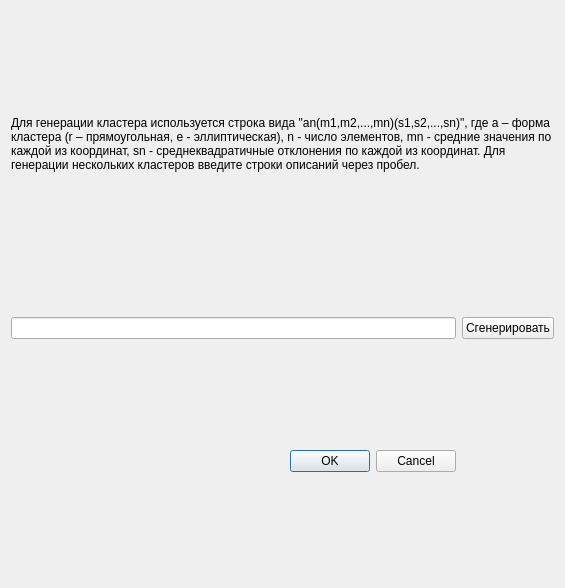
First picture: the form in Generator/generator_dialog.ui, repository msmirnov91/pacs, before the edit.
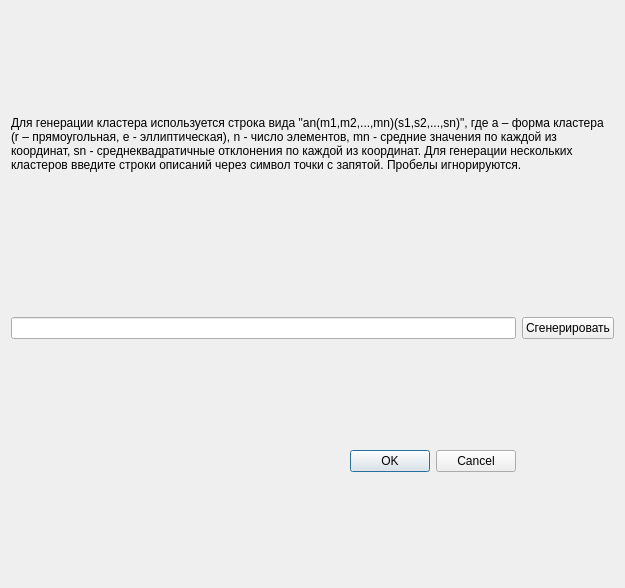
Second picture: the form after the edit.

```diff
--- a/Generator/generator_dialog.ui
+++ b/Generator/generator_dialog.ui
@@ -6,7 +6,7 @@
    <rect>
     <x>0</x>
     <y>0</y>
-    <width>565</width>
+    <width>625</width>
     <height>588</height>
    </rect>
   </property>
@@ -46,7 +46,7 @@
       </size>
      </property>
      <property name="text">
-      <string>Для генерации кластера используется строка вида &quot;an(m1,m2,...,mn)(s1,s2,...,sn)&quot;, где a – форма кластера (r – прямоугольная, е - эллиптическая), n - число элементов, mn - средние значения по каждой из координат, sn - среднеквадратичные отклонения по каждой из координат. Для генерации нескольких кластеров введите строки описаний через пробел.</string>
+      <string>Для генерации кластера используется строка вида &quot;an(m1,m2,...,mn)(s1,s2,...,sn)&quot;, где a – форма кластера (r – прямоугольная, е - эллиптическая), n - число элементов, mn - средние значения по каждой из координат, sn - среднеквадратичные отклонения по каждой из координат. Для генерации нескольких кластеров введите строки описаний через символ точки с запятой. Пробелы игнорируются.</string>
      </property>
      <property name="scaledContents">
       <bool>true</bool>
```
